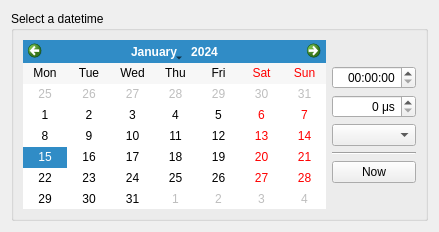
Old version of the form ui/wdgDatetime.ui in the repository turulomio/xulpymoney.
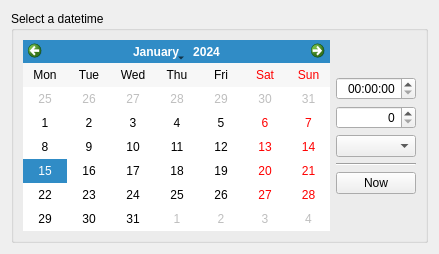
New version of the form.

```diff
--- a/ui/wdgDatetime.ui
+++ b/ui/wdgDatetime.ui
@@ -7,7 +7,7 @@
     <x>0</x>
     <y>0</y>
     <width>439</width>
-    <height>232</height>
+    <height>254</height>
    </rect>
   </property>
   <layout class="QHBoxLayout" name="horizontalLayout">
@@ -67,9 +67,6 @@
               <property name="alignment">
                <set>Qt::AlignRight|Qt::AlignTrailing|Qt::AlignVCenter</set>
               </property>
-              <property name="suffix">
-               <string> μs</string>
-              </property>
               <property name="maximum">
                <number>999999</number>
               </property>
```
